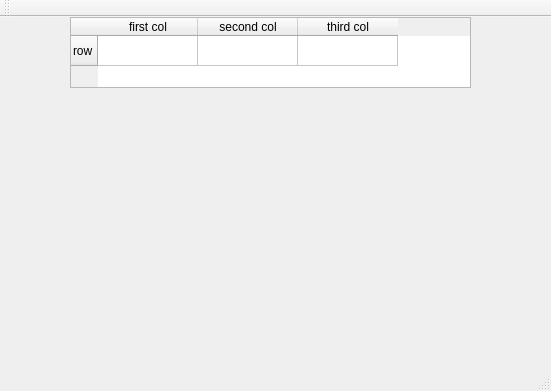
saleph/turing_machine, file TuringMachineGUI/TMMainWindow.ui: the form before one commit.
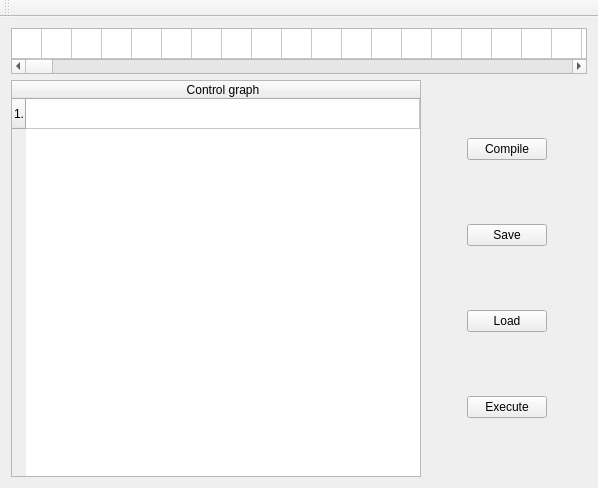
The form after the commit. Custom widgets are drawn as their Qt base class.

Commit message:
[ADD] graph table widget handling
deletions and additions in the table

Patch:
```diff
--- a/TuringMachineGUI/TMMainWindow.ui
+++ b/TuringMachineGUI/TMMainWindow.ui
@@ -6,59 +6,1201 @@
    <rect>
     <x>0</x>
     <y>0</y>
-    <width>551</width>
-    <height>391</height>
+    <width>598</width>
+    <height>488</height>
    </rect>
   </property>
   <property name="windowTitle">
    <string>TMMainWindow</string>
   </property>
   <widget class="QWidget" name="centralWidget">
-   <widget class="QTableWidget" name="tapeWidget">
-    <property name="geometry">
-     <rect>
-      <x>70</x>
-      <y>0</y>
-      <width>401</width>
-      <height>71</height>
-     </rect>
-    </property>
-    <row>
-     <property name="text">
-      <string>row</string>
-     </property>
-    </row>
-    <column>
-     <property name="text">
-      <string>first col</string>
-     </property>
-    </column>
-    <column>
-     <property name="text">
-      <string>second col</string>
-     </property>
-    </column>
-    <column>
-     <property name="text">
-      <string>third col</string>
-     </property>
-    </column>
+   <layout class="QGridLayout" name="gridLayout">
+    <item row="1" column="0">
+     <layout class="QHBoxLayout" name="horizontalLayout">
+      <item>
+       <widget class="GraphTableWidget" name="graphWidget">
+        <property name="sizePolicy">
+         <sizepolicy hsizetype="Expanding" vsizetype="Expanding">
+          <horstretch>1</horstretch>
+          <verstretch>0</verstretch>
+         </sizepolicy>
+        </property>
+        <property name="minimumSize">
+         <size>
+          <width>250</width>
+          <height>100</height>
+         </size>
+        </property>
+        <property name="maximumSize">
+         <size>
+          <width>450</width>
+          <height>16777215</height>
+         </size>
+        </property>
+        <property name="baseSize">
+         <size>
+          <width>0</width>
+          <height>0</height>
+         </size>
+        </property>
+        <property name="focusPolicy">
+         <enum>Qt::WheelFocus</enum>
+        </property>
+        <property name="rowCount">
+         <number>1</number>
+        </property>
+        <attribute name="horizontalHeaderCascadingSectionResizes">
+         <bool>false</bool>
+        </attribute>
+        <attribute name="horizontalHeaderDefaultSectionSize">
+         <number>50</number>
+        </attribute>
+        <attribute name="horizontalHeaderHighlightSections">
+         <bool>false</bool>
+        </attribute>
+        <attribute name="horizontalHeaderMinimumSectionSize">
+         <number>50</number>
+        </attribute>
+        <attribute name="horizontalHeaderShowSortIndicator" stdset="0">
+         <bool>false</bool>
+        </attribute>
+        <attribute name="horizontalHeaderStretchLastSection">
+         <bool>true</bool>
+        </attribute>
+        <row>
+         <property name="text">
+          <string>1.</string>
+         </property>
+        </row>
+        <column>
+         <property name="text">
+          <string>Control graph</string>
+         </property>
+        </column>
+       </widget>
+      </item>
+      <item>
+       <spacer name="horizontalSpacer_2">
+        <property name="orientation">
+         <enum>Qt::Horizontal</enum>
+        </property>
+        <property name="sizeHint" stdset="0">
+         <size>
+          <width>40</width>
+          <height>20</height>
+         </size>
+        </property>
+       </spacer>
+      </item>
+      <item>
+       <layout class="QGridLayout" name="gridLayout_2">
+        <property name="sizeConstraint">
+         <enum>QLayout::SetDefaultConstraint</enum>
+        </property>
+        <item row="1" column="0">
+         <widget class="QPushButton" name="pushButton_4">
+          <property name="text">
+           <string>Save</string>
+          </property>
+         </widget>
+        </item>
+        <item row="0" column="0">
+         <widget class="QPushButton" name="pushButton">
+          <property name="text">
+           <string>Compile</string>
+          </property>
+         </widget>
+        </item>
+        <item row="5" column="0">
+         <widget class="QPushButton" name="pushButton_2">
+          <property name="text">
+           <string>Execute</string>
+          </property>
+         </widget>
+        </item>
+        <item row="3" column="0">
+         <widget class="QPushButton" name="pushButton_3">
+          <property name="text">
+           <string>Load</string>
+          </property>
+         </widget>
+        </item>
+       </layout>
+      </item>
+      <item>
+       <spacer name="horizontalSpacer">
+        <property name="orientation">
+         <enum>Qt::Horizontal</enum>
+        </property>
+        <property name="sizeHint" stdset="0">
+         <size>
+          <width>40</width>
+          <height>20</height>
+         </size>
+        </property>
+       </spacer>
+      </item>
+     </layout>
+    </item>
     <item row="0" column="0">
-     <property name="text">
-      <string/>
-     </property>
+     <widget class="QTableWidget" name="tapeWidget">
+      <property name="sizePolicy">
+       <sizepolicy hsizetype="Expanding" vsizetype="Fixed">
+        <horstretch>0</horstretch>
+        <verstretch>0</verstretch>
+       </sizepolicy>
+      </property>
+      <property name="minimumSize">
+       <size>
+        <width>0</width>
+        <height>46</height>
+       </size>
+      </property>
+      <property name="maximumSize">
+       <size>
+        <width>16777215</width>
+        <height>46</height>
+       </size>
+      </property>
+      <property name="sizeAdjustPolicy">
+       <enum>QAbstractScrollArea::AdjustToContentsOnFirstShow</enum>
+      </property>
+      <property name="columnCount">
+       <number>999</number>
+      </property>
+      <attribute name="horizontalHeaderVisible">
+       <bool>false</bool>
+      </attribute>
+      <attribute name="horizontalHeaderDefaultSectionSize">
+       <number>30</number>
+      </attribute>
+      <attribute name="horizontalHeaderMinimumSectionSize">
+       <number>30</number>
+      </attribute>
+      <attribute name="verticalHeaderVisible">
+       <bool>false</bool>
+      </attribute>
+      <attribute name="verticalHeaderMinimumSectionSize">
+       <number>30</number>
+      </attribute>
+      <row>
+       <property name="text">
+        <string>New Row</string>
+       </property>
+      </row>
+      <column>
+       <property name="text">
+        <string>New Column</string>
+       </property>
+      </column>
+      <column/>
+      <column/>
+      <column/>
+      <column/>
+      <column/>
+      <column/>
+      <column/>
+      <column/>
+      <column/>
+      <column/>
+      <column/>
+      <column/>
+      <column/>
+      <column/>
+      <column/>
+      <column/>
+      <column/>
+      <column/>
+      <column/>
+      <column/>
+      <column/>
+      <column/>
+      <column/>
+      <column/>
+      <column/>
+      <column/>
+      <column/>
+      <column/>
+      <column/>
+      <column/>
+      <column/>
+      <column/>
+      <column/>
+      <column/>
+      <column/>
+      <column/>
+      <column/>
+      <column/>
+      <column/>
+      <column/>
+      <column/>
+      <column/>
+      <column/>
+      <column/>
+      <column/>
+      <column/>
+      <column/>
+      <column/>
+      <column/>
+      <column/>
+      <column/>
+      <column/>
+      <column/>
+      <column/>
+      <column/>
+      <column/>
+      <column/>
+      <column/>
+      <column/>
+      <column/>
+      <column/>
+      <column/>
+      <column/>
+      <column/>
+      <column/>
+      <column/>
+      <column/>
+      <column/>
+      <column/>
+      <column/>
+      <column/>
+      <column/>
+      <column/>
+      <column/>
+      <column/>
+      <column/>
+      <column/>
+      <column/>
+      <column/>
+      <column/>
+      <column/>
+      <column/>
+      <column/>
+      <column/>
+      <column/>
+      <column/>
+      <column/>
+      <column/>
+      <column/>
+      <column/>
+      <column/>
+      <column/>
+      <column/>
+      <column/>
+      <column/>
+      <column/>
+      <column/>
+      <column/>
+      <column/>
+      <column/>
+      <column/>
+      <column/>
+      <column/>
+      <column/>
+      <column/>
+      <column/>
+      <column/>
+      <column/>
+      <column/>
+      <column/>
+      <column/>
+      <column/>
+      <column/>
+      <column/>
+      <column/>
+      <column/>
+      <column/>
+      <column/>
+      <column/>
+      <column/>
+      <column/>
+      <column/>
+      <column/>
+      <column/>
+      <column/>
+      <column/>
+      <column/>
+      <column/>
+      <column/>
+      <column/>
+      <column/>
+      <column/>
+      <column/>
+      <column/>
+      <column/>
+      <column/>
+      <column/>
+      <column/>
+      <column/>
+      <column/>
+      <column/>
+      <column/>
+      <column/>
+      <column/>
+      <column/>
+      <column/>
+      <column/>
+      <column/>
+      <column/>
+      <column/>
+      <column/>
+      <column/>
+      <column/>
+      <column/>
+      <column/>
+      <column/>
+      <column/>
+      <column/>
+      <column/>
+      <column/>
+      <column/>
+      <column/>
+      <column/>
+      <column/>
+      <column/>
+      <column/>
+      <column/>
+      <column/>
+      <column/>
+      <column/>
+      <column/>
+      <column/>
+      <column/>
+      <column/>
+      <column/>
+      <column/>
+      <column/>
+      <column/>
+      <column/>
+      <column/>
+      <column/>
+      <column/>
+      <column/>
+      <column/>
+      <column/>
+      <column/>
+      <column/>
+      <column/>
+      <column/>
+      <column/>
+      <column/>
+      <column/>
+      <column/>
+      <column/>
+      <column/>
+      <column/>
+      <column/>
+      <column/>
+      <column/>
+      <column/>
+      <column/>
+      <column/>
+      <column/>
+      <column/>
+      <column/>
+      <column/>
+      <column/>
+      <column/>
+      <column/>
+      <column/>
+      <column/>
+      <column/>
+      <column/>
+      <column/>
+      <column/>
+      <column/>
+      <column/>
+      <column/>
+      <column/>
+      <column/>
+      <column/>
+      <column/>
+      <column/>
+      <column/>
+      <column/>
+      <column/>
+      <column/>
+      <column/>
+      <column/>
+      <column/>
+      <column/>
+      <column/>
+      <column/>
+      <column/>
+      <column/>
+      <column/>
+      <column/>
+      <column/>
+      <column/>
+      <column/>
+      <column/>
+      <column/>
+      <column/>
+      <column/>
+      <column/>
+      <column/>
+      <column/>
+      <column/>
+      <column/>
+      <column/>
+      <column/>
+      <column/>
+      <column/>
+      <column/>
+      <column/>
+      <column/>
+      <column/>
+      <column/>
+      <column/>
+      <column/>
+      <column/>
+      <column/>
+      <column/>
+      <column/>
+      <column/>
+      <column/>
+      <column/>
+      <column/>
+      <column/>
+      <column/>
+      <column/>
+      <column/>
+      <column/>
+      <column/>
+      <column/>
+      <column/>
+      <column/>
+      <column/>
+      <column/>
+      <column/>
+      <column/>
+      <column/>
+      <column/>
+      <column/>
+      <column/>
+      <column/>
+      <column/>
+      <column/>
+      <column/>
+      <column/>
+      <column/>
+      <column/>
+      <column/>
+      <column/>
+      <column/>
+      <column/>
+      <column/>
+      <column/>
+      <column/>
+      <column/>
+      <column/>
+      <column/>
+      <column/>
+      <column/>
+      <column/>
+      <column/>
+      <column/>
+      <column/>
+      <column/>
+      <column/>
+      <column/>
+      <column/>
+      <column/>
+      <column/>
+      <column/>
+      <column/>
+      <column/>
+      <column/>
+      <column/>
+      <column/>
+      <column/>
+      <column/>
+      <column/>
+      <column/>
+      <column/>
+      <column/>
+      <column/>
+      <column/>
+      <column/>
+      <column/>
+      <column/>
+      <column/>
+      <column/>
+      <column/>
+      <column/>
+      <column/>
+      <column/>
+      <column/>
+      <column/>
+      <column/>
+      <column/>
+      <column/>
+      <column/>
+      <column/>
+      <column/>
+      <column/>
+      <column/>
+      <column/>
+      <column/>
+      <column/>
+      <column/>
+      <column/>
+      <column/>
+      <column/>
+      <column/>
+      <column/>
+      <column/>
+      <column/>
+      <column/>
+      <column/>
+      <column/>
+      <column/>
+      <column/>
+      <column/>
+      <column/>
+      <column/>
+      <column/>
+      <column/>
+      <column/>
+      <column/>
+      <column/>
+      <column/>
+      <column/>
+      <column/>
+      <column/>
+      <column/>
+      <column/>
+      <column/>
+      <column/>
+      <column/>
+      <column/>
+      <column/>
+      <column/>
+      <column/>
+      <column/>
+      <column/>
+      <column/>
+      <column/>
+      <column/>
+      <column/>
+      <column/>
+      <column/>
+      <column/>
+      <column/>
+      <column/>
+      <column/>
+      <column/>
+      <column/>
+      <column/>
+      <column/>
+      <column/>
+      <column/>
+      <column/>
+      <column/>
+      <column/>
+      <column/>
+      <column/>
+      <column/>
+      <column/>
+      <column/>
+      <column/>
+      <column/>
+      <column/>
+      <column/>
+      <column/>
+      <column/>
+      <column/>
+      <column/>
+      <column/>
+      <column/>
+      <column/>
+      <column/>
+      <column/>
+      <column/>
+      <column/>
+      <column/>
+      <column/>
+      <column/>
+      <column/>
+      <column/>
+      <column/>
+      <column/>
+      <column/>
+      <column/>
+      <column/>
+      <column/>
+      <column/>
+      <column/>
+      <column/>
+      <column/>
+      <column/>
+      <column/>
+      <column/>
+      <column/>
+      <column/>
+      <column/>
+      <column/>
+      <column/>
+      <column/>
+      <column/>
+      <column/>
+      <column/>
+      <column/>
+      <column/>
+      <column/>
+      <column/>
+      <column/>
+      <column/>
+      <column/>
+      <column/>
+      <column/>
+      <column/>
+      <column/>
+      <column/>
+      <column/>
+      <column/>
+      <column/>
+      <column/>
+      <column/>
+      <column/>
+      <column/>
+      <column/>
+      <column/>
+      <column/>
+      <column/>
+      <column/>
+      <column/>
+      <column/>
+      <column/>
+      <column/>
+      <column/>
+      <column/>
+      <column/>
+      <column/>
+      <column/>
+      <column/>
+      <column/>
+      <column/>
+      <column/>
+      <column/>
+      <column/>
+      <column/>
+      <column/>
+      <column/>
+      <column/>
+      <column/>
+      <column/>
+      <column/>
+      <column/>
+      <column/>
+      <column/>
+      <column/>
+      <column/>
+      <column/>
+      <column/>
+      <column/>
+      <column/>
+      <column/>
+      <column/>
+      <column/>
+      <column/>
+      <column/>
+      <column/>
+      <column/>
+      <column/>
+      <column/>
+      <column/>
+      <column/>
+      <column/>
+      <column/>
+      <column/>
+      <column/>
+      <column/>
+      <column/>
+      <column/>
+      <column/>
+      <column/>
+      <column/>
+      <column/>
+      <column/>
+      <column/>
+      <column/>
+      <column/>
+      <column/>
+      <column/>
+      <column/>
+      <column/>
+      <column/>
+      <column/>
+      <column/>
+      <column/>
+      <column/>
+      <column/>
+      <column/>
+      <column/>
+      <column/>
+      <column/>
+      <column/>
+      <column/>
+      <column/>
+      <column/>
+      <column/>
+      <column/>
+      <column/>
+      <column/>
+      <column/>
+      <column/>
+      <column/>
+      <column/>
+      <column/>
+      <column/>
+      <column/>
+      <column/>
+      <column/>
+      <column/>
+      <column/>
+      <column/>
+      <column/>
+      <column/>
+      <column/>
+      <column/>
+      <column/>
+      <column/>
+      <column/>
+      <column/>
+      <column/>
+      <column/>
+      <column/>
+      <column/>
+      <column/>
+      <column/>
+      <column/>
+      <column/>
+      <column/>
+      <column/>
+      <column/>
+      <column/>
+      <column/>
+      <column/>
+      <column/>
+      <column/>
+      <column/>
+      <column/>
+      <column/>
+      <column/>
+      <column/>
+      <column/>
+      <column/>
+      <column/>
+      <column/>
+      <column/>
+      <column/>
+      <column/>
+      <column/>
+      <column/>
+      <column/>
+      <column/>
+      <column/>
+      <column/>
+      <column/>
+      <column/>
+      <column/>
+      <column/>
+      <column/>
+      <column/>
+      <column/>
+      <column/>
+      <column/>
+      <column/>
+      <column/>
+      <column/>
+      <column/>
+      <column/>
+      <column/>
+      <column/>
+      <column/>
+      <column/>
+      <column/>
+      <column/>
+      <column/>
+      <column/>
+      <column/>
+      <column/>
+      <column/>
+      <column/>
+      <column/>
+      <column/>
+      <column/>
+      <column/>
+      <column/>
+      <column/>
+      <column/>
+      <column/>
+      <column/>
+      <column/>
+      <column/>
+      <column/>
+      <column/>
+      <column/>
+      <column/>
+      <column/>
+      <column/>
+      <column/>
+      <column/>
+      <column/>
+      <column/>
+      <column/>
+      <column/>
+      <column/>
+      <column/>
+      <column/>
+      <column/>
+      <column/>
+      <column/>
+      <column/>
+      <column/>
+      <column/>
+      <column/>
+      <column/>
+      <column/>
+      <column/>
+      <column/>
+      <column/>
+      <column/>
+      <column/>
+      <column/>
+      <column/>
+      <column/>
+      <column/>
+      <column/>
+      <column/>
+      <column/>
+      <column/>
+      <column/>
+      <column/>
+      <column/>
+      <column/>
+      <column/>
+      <column/>
+      <column/>
+      <column/>
+      <column/>
+      <column/>
+      <column/>
+      <column/>
+      <column/>
+      <column/>
+      <column/>
+      <column/>
+      <column/>
+      <column/>
+      <column/>
+      <column/>
+      <column/>
+      <column/>
+      <column/>
+      <column/>
+      <column/>
+      <column/>
+      <column/>
+      <column/>
+      <column/>
+      <column/>
+      <column/>
+      <column/>
+      <column/>
+      <column/>
+      <column/>
+      <column/>
+      <column/>
+      <column/>
+      <column/>
+      <column/>
+      <column/>
+      <column/>
+      <column/>
+      <column/>
+      <column/>
+      <column/>
+      <column/>
+      <column/>
+      <column/>
+      <column/>
+      <column/>
+      <column/>
+      <column/>
+      <column/>
+      <column/>
+      <column/>
+      <column/>
+      <column/>
+      <column/>
+      <column/>
+      <column/>
+      <column/>
+      <column/>
+      <column/>
+      <column/>
+      <column/>
+      <column/>
+      <column/>
+      <column/>
+      <column/>
+      <column/>
+      <column/>
+      <column/>
+      <column/>
+      <column/>
+      <column/>
+      <column/>
+      <column/>
+      <column/>
+      <column/>
+      <column/>
+      <column/>
+      <column/>
+      <column/>
+      <column/>
+      <column/>
+      <column/>
+      <column/>
+      <column/>
+      <column/>
+      <column/>
+      <column/>
+      <column/>
+      <column/>
+      <column/>
+      <column/>
+      <column/>
+      <column/>
+      <column/>
+      <column/>
+      <column/>
+      <column/>
+      <column/>
+      <column/>
+      <column/>
+      <column/>
+      <column/>
+      <column/>
+      <column/>
+      <column/>
+      <column/>
+      <column/>
+      <column/>
+      <column/>
+      <column/>
+      <column/>
+      <column/>
+      <column/>
+      <column/>
+      <column/>
+      <column/>
+      <column/>
+      <column/>
+      <column/>
+      <column/>
+      <column/>
+      <column/>
+      <column/>
+      <column/>
+      <column/>
+      <column/>
+      <column/>
+      <column/>
+      <column/>
+      <column/>
+      <column/>
+      <column/>
+      <column/>
+      <column/>
+      <column/>
+      <column/>
+      <column/>
+      <column/>
+      <column/>
+      <column/>
+      <column/>
+      <column/>
+      <column/>
+      <column/>
+      <column/>
+      <column/>
+      <column/>
+      <column/>
+      <column/>
+      <column/>
+      <column/>
+      <column/>
+      <column/>
+      <column/>
+      <column/>
+      <column/>
+      <column/>
+      <column/>
+      <column/>
+      <column/>
+      <column/>
+      <column/>
+      <column/>
+      <column/>
+      <column/>
+      <column/>
+      <column/>
+      <column/>
+      <column/>
+      <column/>
+      <column/>
+      <column/>
+      <column/>
+      <column/>
+      <column/>
+      <column/>
+      <column/>
+      <column/>
+      <column/>
+      <column/>
+      <column/>
+      <column/>
+      <column/>
+      <column/>
+      <column/>
+      <column/>
+      <column/>
+      <column/>
+      <column/>
+      <column/>
+      <column/>
+      <column/>
+      <column/>
+      <column/>
+      <column/>
+      <column/>
+      <column/>
+      <column/>
+      <column/>
+      <column/>
+      <column/>
+      <column/>
+      <column/>
+      <column/>
+      <column/>
+      <column/>
+      <column/>
+      <column/>
+      <column/>
+      <column/>
+      <column/>
+      <column/>
+      <column/>
+      <column/>
+      <column/>
+      <column/>
+      <column/>
+      <column/>
+      <column/>
+      <column/>
+      <column/>
+      <column/>
+      <column/>
+      <column/>
+      <column/>
+      <column/>
+      <column/>
+      <column/>
+      <column/>
+      <column/>
+      <column/>
+      <column/>
+      <column/>
+      <column/>
+      <column/>
+      <column/>
+      <column/>
+      <column/>
+      <column/>
+      <column/>
+      <column/>
+      <column/>
+      <column/>
+      <column/>
+      <column/>
+      <column/>
+      <column/>
+      <column/>
+      <column/>
+      <column/>
+      <column/>
+      <column/>
+      <column/>
+      <column/>
+      <column/>
+      <column/>
+      <column/>
+      <column/>
+      <column/>
+      <column/>
+      <column/>
+      <column/>
+      <column/>
+      <column/>
+      <column/>
+      <column/>
+      <column/>
+      <column/>
+      <column/>
+      <column/>
+      <column/>
+      <column/>
+      <column/>
+      <column/>
+      <column/>
+      <column/>
+      <column/>
+      <column/>
+      <column/>
+      <column/>
+      <column/>
+      <column/>
+      <column/>
+      <column/>
+      <column/>
+      <column/>
+      <column/>
+      <column/>
+      <column/>
+      <column/>
+      <column/>
+      <column/>
+      <column/>
+      <column/>
+      <column/>
+      <column/>
+      <column/>
+      <column/>
+      <column/>
+      <column/>
+      <column/>
+      <column/>
+      <column/>
+      <column/>
+      <column/>
+      <column/>
+      <column/>
+      <column/>
+      <column/>
+      <column/>
+     </widget>
     </item>
-    <item row="0" column="1">
-     <property name="text">
-      <string/>
-     </property>
-    </item>
-    <item row="0" column="2">
-     <property name="text">
-      <string/>
-     </property>
-    </item>
-   </widget>
+   </layout>
+   <zorder>tapeWidget</zorder>
+   <zorder></zorder>
+   <zorder></zorder>
+   <zorder></zorder>
+   <zorder>pushButton</zorder>
+   <zorder>pushButton_2</zorder>
+   <zorder>horizontalLayoutWidget</zorder>
   </widget>
   <widget class="QMenuBar" name="menuBar">
    <property name="geometry">
@@ -78,9 +1220,15 @@
     <bool>false</bool>
    </attribute>
   </widget>
-  <widget class="QStatusBar" name="statusBar"/>
  </widget>
  <layoutdefault spacing="6" margin="11"/>
+ <customwidgets>
+  <customwidget>
+   <class>GraphTableWidget</class>
+   <extends>QTableWidget</extends>
+   <header>GraphTableWidget.h</header>
+  </customwidget>
+ </customwidgets>
  <resources/>
  <connections/>
 </ui>
```
Left out of the diff: 2 changed lines with no effect on the pictures. The commit also changes 4 other files.
